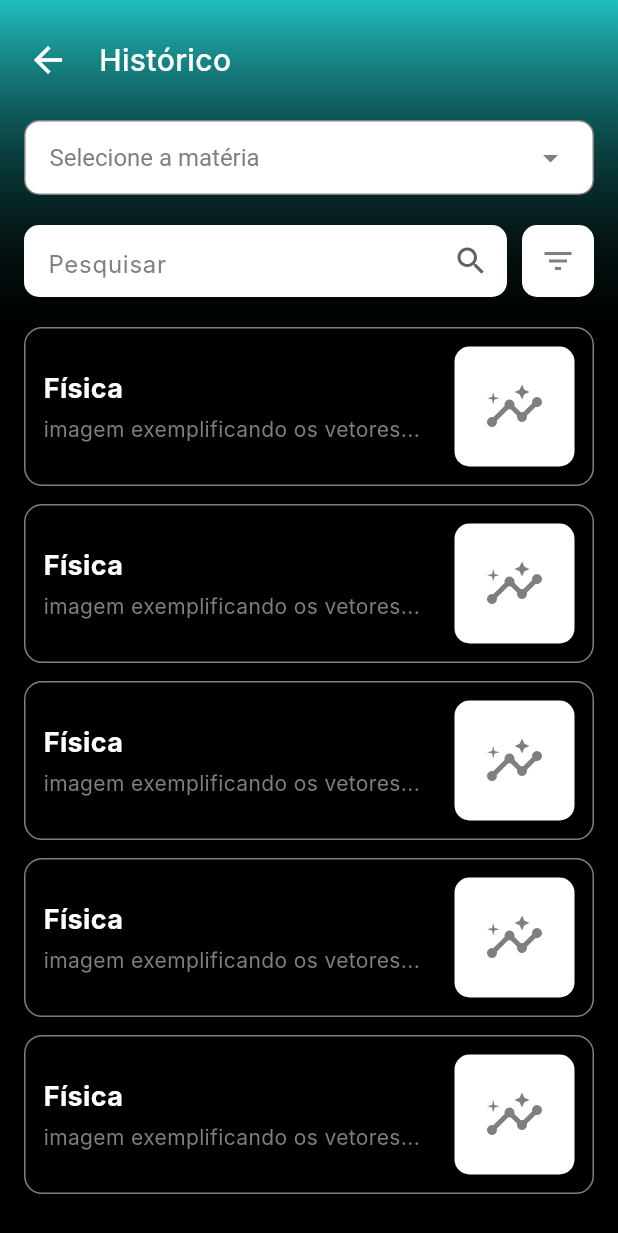
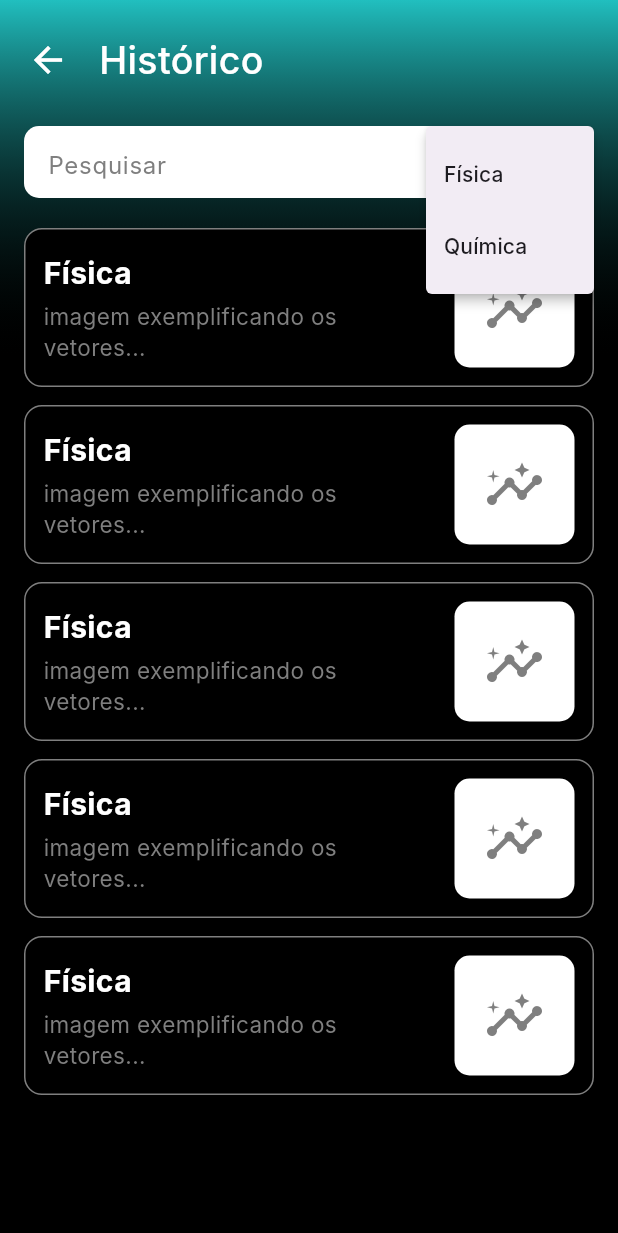
Before and after one commit to tokujiTO/PII4S_images_generator, a Flutter app: the HistoryPage screen opened by its route, after a tap on the "filter list" icon, on a phone screen of 412 x 824 dp. Shown: the top 1233 px of the screen. Run offline on Flutter 3.47's test engine with Material 3 defaults, Android fonts, the phone set to English and light mode, and no system bars; our stand-ins replace device_preview, flutter_screenutil; Roboto replaces fonts that are missing (Inter).

Commit message:
feat: fix filter and font sizes

```diff
--- a/lib/app/pages/history_page_view.dart
+++ b/lib/app/pages/history_page_view.dart
@@ -9,28 +9,22 @@ class HistoryPage extends StatefulWidget {
 }
 
 class _HistoryPageState extends State<HistoryPage> {
-  String? _selectedSubject; // Estado para a matéria selecionada no filtro
+  String? _selectedSubject;
   final List<String> _subjects = [
-    'Português',
-    'História',
     'Física',
-    'Matemática',
     'Química',
-    'Biologia',
   ];
 
 
-  // Constrói o AppBar customizado (Seta + Título)
   Widget _buildAppBar(BuildContext context) {
     return Padding(
       padding: const EdgeInsets.fromLTRB(8.0, 16.0, 16.0, 8.0),
       child: Row(
         children: [
-          // Botão de voltar
           IconButton(
             icon: const Icon(
               Icons.arrow_back,
-              color: AppColors.white, // Alterado para branco para combinar com o brilho
+              color: AppColors.white,
               size: 28,
             ),
             onPressed: () {
@@ -40,12 +34,11 @@ class _HistoryPageState extends State<HistoryPage> {
             },
           ),
           const SizedBox(width: 10),
-          // Título
           const Text(
             'Histórico',
             style: TextStyle(
               color: AppColors.white,
-              fontSize: 20,
+              fontSize: 25,
               fontWeight: FontWeight.w500,
             ),
           ),
@@ -54,75 +47,31 @@ class _HistoryPageState extends State<HistoryPage> {
     );
   }
 
-  // Constrói o filtro de matéria (Dropdown)
-  Widget _buildSubjectFilter() {
-    return Padding(
-      padding: const EdgeInsets.symmetric(horizontal: 16.0, vertical: 8.0),
-      child: Container(
-        padding: const EdgeInsets.symmetric(horizontal: 16.0),
-        decoration: BoxDecoration(
-          color: AppColors.white, // Fundo branco
-          borderRadius: BorderRadius.circular(10.0),
-          border: Border.all(color: AppColors.gray, width: 1), // Borda cinza
-        ),
-        child: DropdownButtonHideUnderline(
-          child: DropdownButton<String>(
-            isExpanded: true,
-            value: _selectedSubject,
-            hint: Text(
-              'Selecione a matéria',
-              style: TextStyle(color: AppColors.gray, fontSize: 16),
-            ),
-            icon: const Icon(Icons.arrow_drop_down, color: AppColors.gray), // Ícone de seta
-            style: const TextStyle(color: AppColors.background, fontSize: 16), // Texto selecionado
-            onChanged: (String? newValue) {
-              setState(() {
-                _selectedSubject = newValue;
-                // Adicione sua lógica para filtrar a lista aqui
-                print('Matéria selecionada: $_selectedSubject');
-              });
-            },
-            items: _subjects.map<DropdownMenuItem<String>>((String value) {
-              return DropdownMenuItem<String>(
-                value: value,
-                child: Text(value),
-              );
-            }).toList(),
-          ),
-        ),
-      ),
-    );
-  }
-
-  // Constrói a barra de pesquisa e o botão de filtro (mantido, se for para outro filtro)
   Widget _buildSearchBar() {
     return Padding(
       padding: const EdgeInsets.symmetric(horizontal: 16.0, vertical: 12.0),
       child: Row(
         children: [
-          // Campo de Pesquisa
           Expanded(
             child: Container(
               height: 48,
               decoration: BoxDecoration(
-                color: AppColors.white, // Fundo branco
+                color: AppColors.white,
                 borderRadius: BorderRadius.circular(10.0),
               ),
               child: TextField(
-                style: const TextStyle(color: AppColors.background), // Texto digitado
+                style: const TextStyle(color: AppColors.background),
                 decoration: InputDecoration(
                   hintText: 'Pesquisar',
                   hintStyle: TextStyle(
-                    color: AppColors.gray, // Cor do "Pesquisar"
+                    color: AppColors.gray,
                     fontSize: 16,
                   ),
                   border: InputBorder.none,
-                  // Ícone de busca à direita, como na imagem
                   suffixIcon: Icon(
                     Icons.search,
-                    color: Colors.grey[700], // Ícone cinza
+                    color: Colors.grey[700],
                   ),
-                  // Ajuste de padding interno
                   contentPadding: const EdgeInsets.only(
                     left: 16.0,
                     top: 14.0,
@@ -133,19 +82,32 @@ class _HistoryPageState extends State<HistoryPage> {
             ),
           ),
           const SizedBox(width: 10),
-          // Botão de Filtro (para outros filtros, se houver)
+
           Container(
             height: 48,
             width: 48,
             decoration: BoxDecoration(
-              color: AppColors.white, // Fundo branco
+              color: AppColors.white,
               borderRadius: BorderRadius.circular(10.0),
             ),
-            child: IconButton(
-              icon: Icon(Icons.filter_list,
-                  color: AppColors.gray), // Ícone cinza
-              onPressed: () {
-                // Adicione sua lógica de filtro aqui
+            child: PopupMenuButton<String>(
+              icon: Icon(
+                Icons.filter_list,
+                color: _selectedSubject == null ? AppColors.gray : AppColors.blue,
+              ),
+              onSelected: (String result) {
+                setState(() {
+                  _selectedSubject = result;
+                  print('Matéria selecionada: $_selectedSubject');
+                });
+              },
+              itemBuilder: (BuildContext context) {
+                return _subjects.map((String subject) {
+                  return PopupMenuItem<String>(
+                    value: subject,
+                    child: Text(subject),
+                  );
+                }).toList();
               },
             ),
           ),
@@ -154,7 +116,6 @@ class _HistoryPageState extends State<HistoryPage> {
     );
   }
 
-  // Constrói a lista de cards de histórico
   Widget _buildHistoryList() {
     final int itemCount = 5;
 
@@ -170,7 +131,6 @@ class _HistoryPageState extends State<HistoryPage> {
     );
   }
 
-  // Constrói um único card de histórico (layout horizontal)
   Widget _buildHistoryCard({required String title, required String description}) {
     return Padding(
       padding: const EdgeInsets.only(bottom: 12.0),
@@ -194,7 +154,7 @@ class _HistoryPageState extends State<HistoryPage> {
                     title,
                     style: const TextStyle(
                       color: AppColors.white,
-                      fontSize: 18,
+                      fontSize: 20,
                       fontWeight: FontWeight.bold,
                     ),
                   ),
@@ -203,7 +163,7 @@ class _HistoryPageState extends State<HistoryPage> {
                     description,
                     style: TextStyle(
                       color: AppColors.gray,
-                      fontSize: 14,
+                      fontSize: 15,
                     ),
                     maxLines: 2,
                     overflow: TextOverflow.ellipsis,
@@ -233,26 +193,23 @@ class _HistoryPageState extends State<HistoryPage> {
     );
   }
 
-  // --- MÉTODO BUILD ATUALIZADO ---
   @override
   Widget build(BuildContext context) {
     return Scaffold(
-      backgroundColor: AppColors.background , // Fundo preto
-      body: Stack( // Usar Stack para sobrepor o brilho
+      backgroundColor: AppColors.background ,
+      body: Stack(
         children: [
-          // 1. Efeito de brilho verde/ciano no topo
           Positioned(
             top: 0,
             left: 0,
             right: 0,
             child: Container(
-              height: 240, // Altura da área do brilho
+              height: 240,
               decoration: BoxDecoration(
                 gradient: LinearGradient(
                   begin: Alignment.topCenter,
                   end: Alignment.bottomCenter,
                   colors: [
-                    // Cor ciano com opacidade para criar o efeito de "glow"
                     const Color(0xFF21BFBF).withOpacity(1.0),
                     Colors.transparent,
                   ],
@@ -260,13 +217,10 @@ class _HistoryPageState extends State<HistoryPage> {
               ),
             ),
           ),
-
-          // 2. Conteúdo principal da página
           SafeArea(
             child: Column(
               children: [
                 _buildAppBar(context),
-                _buildSubjectFilter(), // <-- NOVO: O filtro de matéria aqui
                 _buildSearchBar(),
                 Expanded(
                   child: _buildHistoryList(),
```
